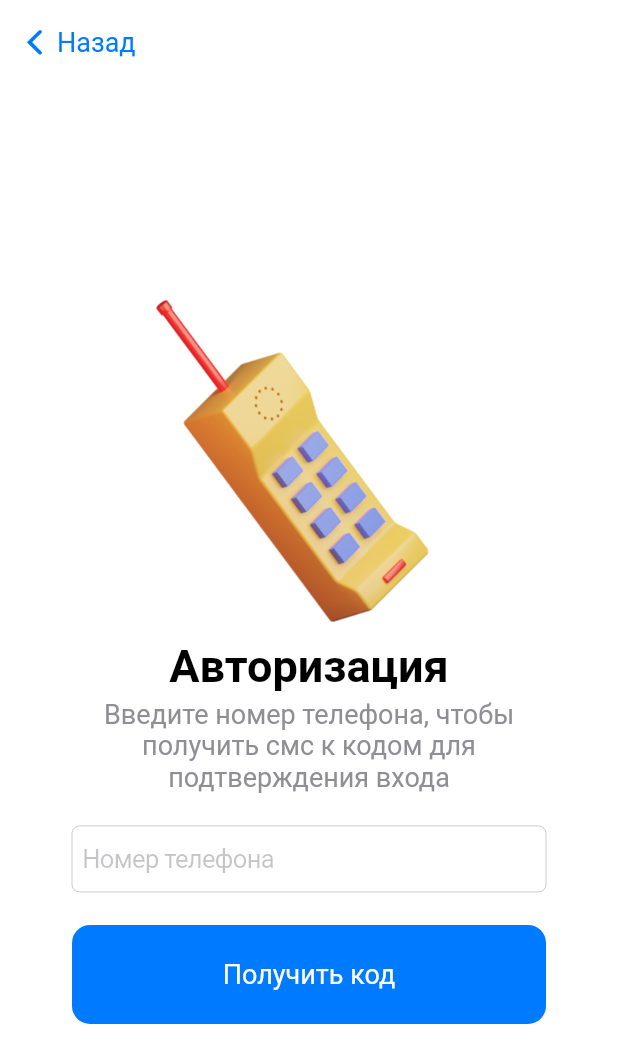
After one commit to AndreySosnovyy/diplom_flutter_shoppinglist, a Flutter app: the SignInWithPhoneView screen opened by its route, on a phone screen of 412 x 824 dp. The commit adds this screen. Shown: the top 1063 px of the screen. Run offline on Flutter 3.47's test engine with Material 2 defaults, Android fonts, the phone set to English and light mode, and no system bars; our stand-ins replace auto_route, auto_size_text, cached_network_image, connectivity_plus, firebase_auth, firebase_core and 7 more; accounts and stored records are empty.

Commit message:
redesigned auth from mail to phone

```diff
--- a/lib/app/navigation/app_router.dart
+++ b/lib/app/navigation/app_router.dart
@@ -1,6 +1,6 @@
 import 'package:auto_route/annotations.dart';
 import 'package:diplom/features/auth/presentation/screens/sign_in/sign_in_view.dart';
-import 'package:diplom/features/auth/presentation/screens/sign_in_with_email_view/sign_in_with_email_view.dart';
+import 'package:diplom/features/auth/presentation/screens/sign_in_with_phone_view/sign_in_with_phone_view.dart';
 import 'package:diplom/features/settings/presentation/screens/settings/settings_view.dart';
 import 'package:diplom/features/workspace/presentation/screens/list_creation/list_creation_view.dart';
 import 'package:diplom/features/workspace/presentation/screens/lists/lists_view.dart';
@@ -10,6 +10,6 @@ import 'package:diplom/features/workspace/presentation/screens/lists/lists_view.
   AutoRoute(page: ListCreationView),
   AutoRoute(page: SettingsView),
   AutoRoute(page: SignInView),
-  AutoRoute(page: SignInWithEmailView),
+  AutoRoute(page: SignInWithPhoneView),
 ])
 class $AppRouter {}
--- a/lib/features/auth/data/auth_service.dart
+++ b/lib/features/auth/data/auth_service.dart
@@ -28,8 +28,7 @@ class AuthService {
   /// Returns firebase user
   Future<User?> signInWithApple() async {}
 
-  /// Returns firebase user
-  Future<User?> signInWithEmail() async {}
+  Future<User?> signInWithPhone({required String phone}) async {}
 
   bool get isSignedIn => _firebaseAuth.currentUser != null;
 
--- a/lib/features/auth/presentation/screens/sign_in/sign_in_view.dart
+++ b/lib/features/auth/presentation/screens/sign_in/sign_in_view.dart
@@ -3,7 +3,7 @@ import 'dart:io';
 import 'package:diplom/app/values/colors.dart';
 import 'package:diplom/features/auth/presentation/screens/sign_in/sign_in_viewmodel.dart';
 import 'package:diplom/features/auth/presentation/widgets/sign_in_with_google_button.dart';
-import 'package:diplom/features/auth/presentation/widgets/sign_in_with_mail_button.dart';
+import 'package:diplom/features/auth/presentation/widgets/sign_in_with_phone_button.dart';
 import 'package:diplom/features/common/presentation/widgets/common_appbar.dart';
 import 'package:diplom/generated/assets.dart';
 import 'package:flutter/cupertino.dart';
@@ -122,9 +122,9 @@ class SignInView extends StatelessWidget {
                     ],
                   ),
                 ),
-                SignInWithMailButton(
+                SignInWithPhoneButton(
                   onPressed: viewModel.openMailScreen,
-                  text: 'Войти через почту',
+                  text: 'Войти по телефону',
                   style: SignInWithMailButtonStyle.dark,
                 ),
               ],
--- a/lib/features/auth/presentation/screens/sign_in/sign_in_viewmodel.dart
+++ b/lib/features/auth/presentation/screens/sign_in/sign_in_viewmodel.dart
@@ -4,7 +4,6 @@ import 'package:diplom/app/dependencies.dart';
 import 'package:diplom/app/navigation/app_router.gr.dart';
 import 'package:diplom/features/auth/data/auth_service.dart';
 import 'package:diplom/features/common/presentation/dialogs/common_cupertino_dialog.dart';
-import 'package:email_validator/email_validator.dart';
 import 'package:flutter/cupertino.dart';
 import 'package:flutter_keyboard_visibility/flutter_keyboard_visibility.dart';
 import 'package:logger/logger.dart';
@@ -17,14 +16,13 @@ class SignInViewModel extends ChangeNotifier {
   final _auth = sl.get<AuthService>();
   final logger = Logger();
 
-  final emailController = TextEditingController();
-  final emailErrorText = '';
-  var mailboxVisible = true;
+  final phoneController = TextEditingController();
+  var phoneImageVisible = true;
 
   SignInViewModel({required this.context}) {
     _keyboardSubscription =
         KeyboardVisibilityController().onChange.listen((visible) {
-      mailboxVisible = !visible;
+      phoneImageVisible = !visible;
       notifyListeners();
     });
   }
@@ -41,15 +39,16 @@ class SignInViewModel extends ChangeNotifier {
 
   Future signInWithApple() async {}
 
-  Future signInWithEmail() async {
-    final email = emailController.text;
-    if (_validateEmail(email)) {
+  Future signInWithPhone() async {
+    final phone = phoneController.text;
+    if (_validatePhoneNumber(phone)) {
+      _auth.signInWithPhone(phone: phone);
     } else {
       showCupertinoDialog(
         context: context,
         builder: (context) => const CommonCupertinoDialog(
           title: 'Ошибка',
-          text: 'Введите корректную электронную почту',
+          text: 'Введите корректный номер телефона',
           buttonText: 'ОК',
         ),
       );
@@ -57,7 +56,9 @@ class SignInViewModel extends ChangeNotifier {
   }
 
   Future openMailScreen() async =>
-      _router.push(const SignInWithEmailViewRoute());
+      _router.push(const SignInWithPhoneViewRoute());
 
-  bool _validateEmail(String email) => EmailValidator.validate(email);
+  bool _validatePhoneNumber(String phone) => RegExp(
+          r'^(\+7|7|8)?[\s\-]?\(?[489][0-9]{2}\)?[\s\-]?[0-9]{3}[\s\-]?[0-9]{2}[\s\-]?[0-9]{2}$')
+      .hasMatch(phone);
 }
--- /dev/null
+++ b/lib/features/auth/presentation/screens/sign_in_with_phone_view/sign_in_with_phone_view.dart
@@ -0,0 +1,93 @@
+import 'package:diplom/app/values/colors.dart';
+import 'package:diplom/features/common/presentation/widgets/common_appbar.dart';
+import 'package:diplom/features/common/presentation/widgets/common_cupertino_button.dart';
+import 'package:diplom/features/common/presentation/widgets/common_cupertino_textfield.dart';
+import 'package:diplom/generated/assets.dart';
+import 'package:flutter/cupertino.dart';
+import 'package:flutter/material.dart';
+import 'package:stacked/stacked.dart';
+
+import '../sign_in/sign_in_viewmodel.dart';
+
+class SignInWithPhoneView extends StatelessWidget {
+  const SignInWithPhoneView({Key? key}) : super(key: key);
+
+  @override
+  Widget build(BuildContext context) {
+    return ViewModelBuilder<SignInViewModel>.reactive(
+      viewModelBuilder: () => SignInViewModel(context: context),
+      builder: (context, viewModel, child) => GestureDetector(
+        onTap: () => FocusManager.instance.primaryFocus?.unfocus(),
+        child: Scaffold(
+          appBar: CommonAppbar(
+            backgroundColor: Colors.transparent,
+            leading: Row(
+              children: [
+                const SizedBox(width: 10),
+                const Icon(
+                  CupertinoIcons.back,
+                  size: 26,
+                  color: AppColors.blue,
+                ),
+                const SizedBox(width: 2),
+                Text(
+                  'Назад',
+                  style: Theme.of(context)
+                      .textTheme
+                      .bodyText1!
+                      .copyWith(color: AppColors.blue),
+                ),
+              ],
+            ),
+            leadingCallback: viewModel.backButtonCallback,
+          ),
+          body: Center(
+            child: Padding(
+              padding: const EdgeInsets.symmetric(horizontal: 48),
+              child: Column(
+                mainAxisSize: MainAxisSize.max,
+                mainAxisAlignment: MainAxisAlignment.center,
+                children: [
+                  if (viewModel.phoneImageVisible)
+                    Padding(
+                      padding: const EdgeInsets.only(bottom: 10.0),
+                      child: Image.asset(
+                        Assets.illustrationsPhone,
+                        width: 244,
+                        fit: BoxFit.fitWidth,
+                      ),
+                    ),
+                  Text(
+                    'Авторизация',
+                    style: Theme.of(context).textTheme.headline2,
+                  ),
+                  const SizedBox(height: 4),
+                  Text(
+                    'Введите номер телефона, чтобы получить смс к кодом для подтверждения входа',
+                    textAlign: TextAlign.center,
+                    style: Theme.of(context)
+                        .textTheme
+                        .bodyText1!
+                        .copyWith(color: AppColors.grey1),
+                  ),
+                  const SizedBox(height: 22),
+                  CommonCupertinoTextField(
+                    hint: 'Номер телефона',
+                    inputType: TextInputType.phone,
+                    controller: viewModel.phoneController,
+                  ),
+                  const SizedBox(height: 22),
+                  CommonCupertinoButton(
+                    onTap: viewModel.signInWithPhone,
+                    text: 'Получить код',
+                    height: 66,
+                  ),
+                ],
+              ),
+            ),
+          ),
+        ),
+      ),
+    );
+  }
+}
--- a/lib/features/auth/presentation/widgets/sign_in_with_mail_button.dart
+++ b/lib/features/auth/presentation/widgets/sign_in_with_phone_button.dart
@@ -3,7 +3,7 @@ import 'package:flutter/cupertino.dart';
 import 'package:flutter/material.dart';
 import 'package:sign_in_with_apple/sign_in_with_apple.dart';
 
-class SignInWithMailButton extends StatelessWidget {
+class SignInWithPhoneButton extends StatelessWidget {
   final double height;
   final SignInWithMailButtonStyle style;
   final IconAlignment iconAlignment;
@@ -13,7 +13,7 @@ class SignInWithMailButton extends StatelessWidget {
 
   final _mailIconSizeScale = 28 / 44;
 
-  const SignInWithMailButton({
+  const SignInWithPhoneButton({
     Key? key,
     required this.onPressed,
     this.height = 44,
@@ -58,7 +58,7 @@ class SignInWithMailButton extends StatelessWidget {
       width: height - 4,
       child: ClipRRect(
         borderRadius: borderRadius,
-        child: Icon(CupertinoIcons.mail_solid, color: _contrastColor,),
+        child: Icon(CupertinoIcons.phone_fill, color: _contrastColor,),
       ),
     );
 
```
Also changed, not shown: lib/features/auth/presentation/screens/sign_in_with_email_view/sign_in_with_email_view.dart (deleted, +0 -90 lines), assets/illustrations/phone.png (added), lib/app/navigation/app_router.gr.dart, lib/generated/assets.dart.
